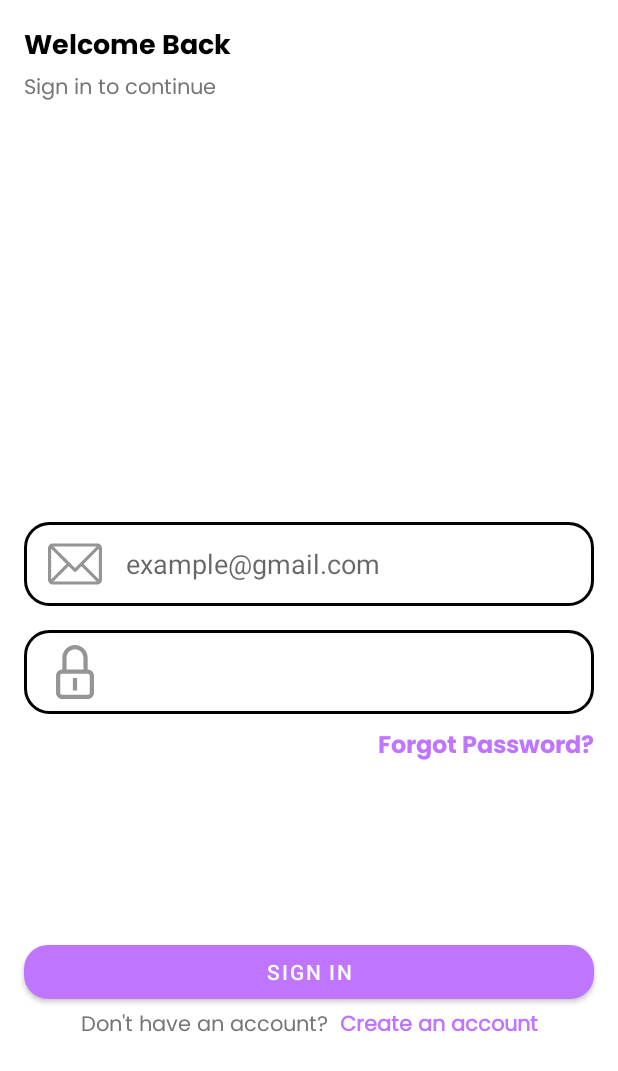
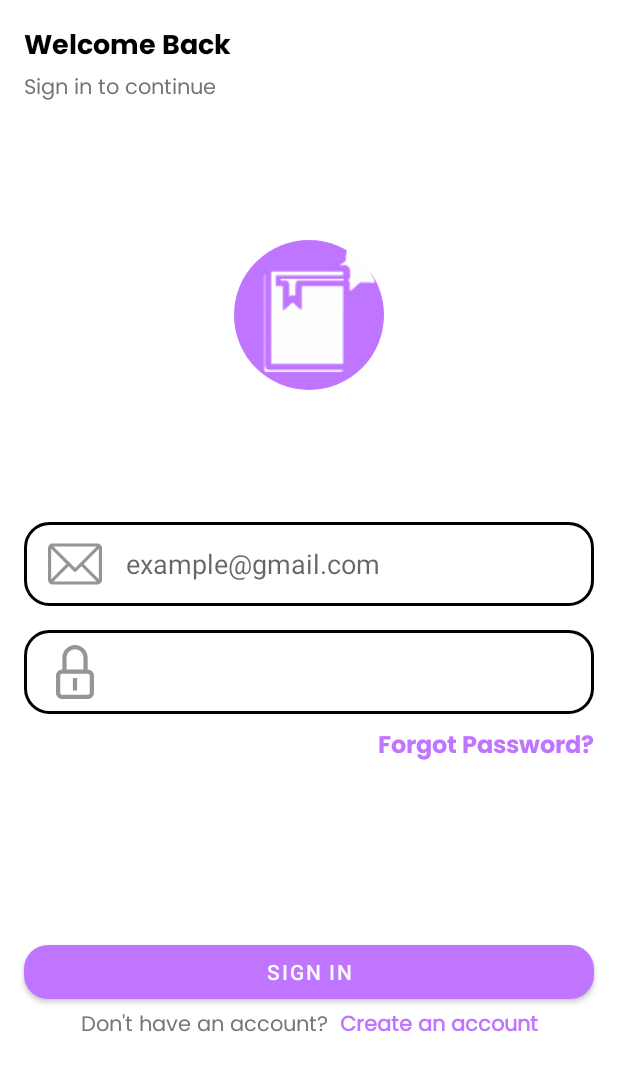
Before and after one commit to Babak-Belur/android-app, an Android app: the screen it shows after launch (LoginActivity), on a phone screen of 412 x 824 dp. Shown: the top 1071 px of the screen. Run offline under Robolectric (Android 15) with nearby library versions, the phone set to English and light mode, and no system bars; our stand-ins replace CircleImageView, Dagger/Hilt's generated code.

Commit message:
add circle image library

```diff
--- a/app/src/main/res/layout/fragment_sign_in.xml
+++ b/app/src/main/res/layout/fragment_sign_in.xml
@@ -5,6 +5,17 @@
     android:layout_width="match_parent"
     android:layout_height="match_parent"
     tools:context=".presentation.ui.login.SignInFragment">
+
+    <de.hdodenhof.circleimageview.CircleImageView
+        android:id="@+id/img_app"
+        android:layout_width="100dp"
+        android:layout_height="100dp"
+        app:layout_constraintDimensionRatio="1:1"
+        android:src="@mipmap/ic_app_round"
+        app:layout_constraintBottom_toTopOf="@+id/et_email"
+        app:layout_constraintEnd_toEndOf="parent"
+        app:layout_constraintStart_toStartOf="parent"
+        app:layout_constraintTop_toBottomOf="@+id/label_sign_in" />
 
     <TextView
         android:id="@+id/label_welcome"
```
Also changed, not shown: app/src/main/res/layout/fragment_sign_up.xml (+11 -0 lines).
